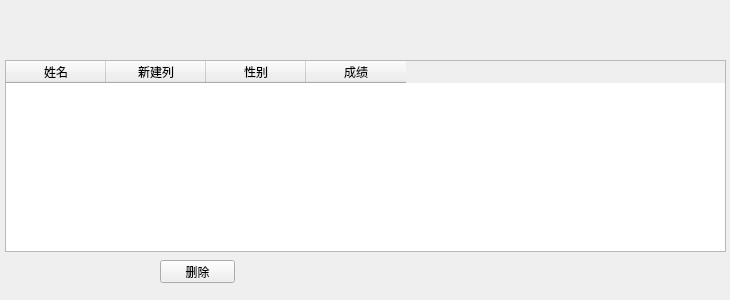
This is data/ui/untitled.ui in fengyangdong/mysql_gui as Qt 5 draws it before an edit. The edited form follows.
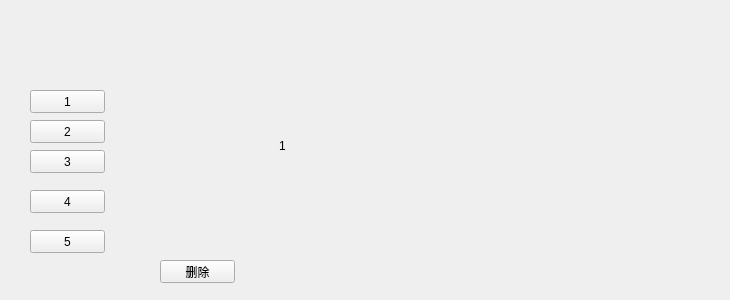
This is the edited form.

Commit message: 使用了stackedWidget来解决之前重叠的wedget的问题，所以改了一些代码，但是我只改了root用户的代码，也只改了root用户的ui，并且完善了root用户的代码，后面优先完成root用户，简单完成功能

Patch:
```diff
--- a/data/ui/untitled.ui
+++ b/data/ui/untitled.ui
@@ -13,36 +13,6 @@
   <property name="windowTitle">
    <string>Form</string>
   </property>
-  <widget class="QTableWidget" name="table">
-   <property name="geometry">
-    <rect>
-     <x>5</x>
-     <y>60</y>
-     <width>721</width>
-     <height>192</height>
-    </rect>
-   </property>
-   <column>
-    <property name="text">
-     <string>姓名</string>
-    </property>
-   </column>
-   <column>
-    <property name="text">
-     <string>新建列</string>
-    </property>
-   </column>
-   <column>
-    <property name="text">
-     <string>性别</string>
-    </property>
-   </column>
-   <column>
-    <property name="text">
-     <string>成绩</string>
-    </property>
-   </column>
-  </widget>
   <widget class="QPushButton" name="delete_2">
    <property name="geometry">
     <rect>
@@ -56,6 +26,129 @@
     <string>删除</string>
    </property>
   </widget>
+  <widget class="QStackedWidget" name="stackedWidget">
+   <property name="geometry">
+    <rect>
+     <x>179</x>
+     <y>80</y>
+     <width>391</width>
+     <height>161</height>
+    </rect>
+   </property>
+   <property name="currentIndex">
+    <number>0</number>
+   </property>
+   <widget class="QWidget" name="page">
+    <widget class="QLabel" name="label">
+     <property name="geometry">
+      <rect>
+       <x>100</x>
+       <y>60</y>
+       <width>54</width>
+       <height>12</height>
+      </rect>
+     </property>
+     <property name="text">
+      <string>1</string>
+     </property>
+    </widget>
+   </widget>
+   <widget class="QWidget" name="page_2">
+    <widget class="QLabel" name="label_2">
+     <property name="geometry">
+      <rect>
+       <x>50</x>
+       <y>80</y>
+       <width>54</width>
+       <height>12</height>
+      </rect>
+     </property>
+     <property name="text">
+      <string>2</string>
+     </property>
+    </widget>
+   </widget>
+   <widget class="QWidget" name="page_3">
+    <widget class="QLabel" name="label_3">
+     <property name="geometry">
+      <rect>
+       <x>150</x>
+       <y>110</y>
+       <width>54</width>
+       <height>12</height>
+      </rect>
+     </property>
+     <property name="text">
+      <string>3</string>
+     </property>
+    </widget>
+   </widget>
+  </widget>
+  <widget class="QPushButton" name="pushButton">
+   <property name="geometry">
+    <rect>
+     <x>30</x>
+     <y>90</y>
+     <width>75</width>
+     <height>23</height>
+    </rect>
+   </property>
+   <property name="text">
+    <string>1</string>
+   </property>
+  </widget>
+  <widget class="QPushButton" name="pushButton_2">
+   <property name="geometry">
+    <rect>
+     <x>30</x>
+     <y>120</y>
+     <width>75</width>
+     <height>23</height>
+    </rect>
+   </property>
+   <property name="text">
+    <string>2</string>
+   </property>
+  </widget>
+  <widget class="QPushButton" name="pushButton_3">
+   <property name="geometry">
+    <rect>
+     <x>30</x>
+     <y>150</y>
+     <width>75</width>
+     <height>23</height>
+    </rect>
+   </property>
+   <property name="text">
+    <string>3</string>
+   </property>
+  </widget>
+  <widget class="QPushButton" name="pushButton_4">
+   <property name="geometry">
+    <rect>
+     <x>30</x>
+     <y>190</y>
+     <width>75</width>
+     <height>23</height>
+    </rect>
+   </property>
+   <property name="text">
+    <string>4</string>
+   </property>
+  </widget>
+  <widget class="QPushButton" name="pushButton_5">
+   <property name="geometry">
+    <rect>
+     <x>30</x>
+     <y>230</y>
+     <width>75</width>
+     <height>23</height>
+    </rect>
+   </property>
+   <property name="text">
+    <string>5</string>
+   </property>
+  </widget>
  </widget>
  <resources/>
  <connections/>
```
The commit also changes 9 other files.
